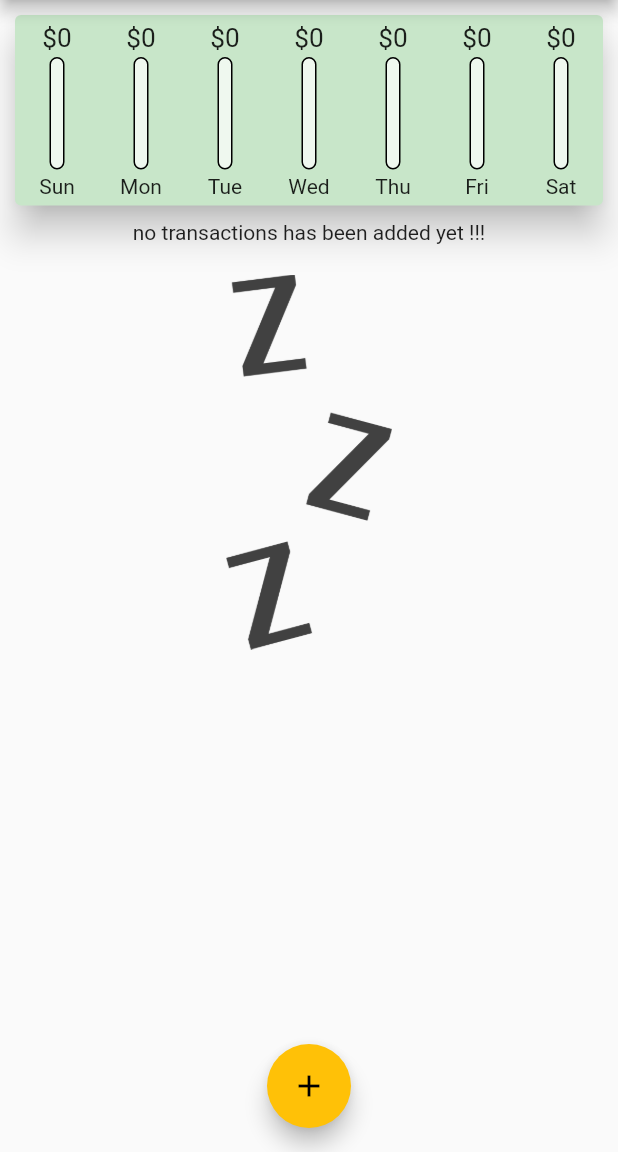
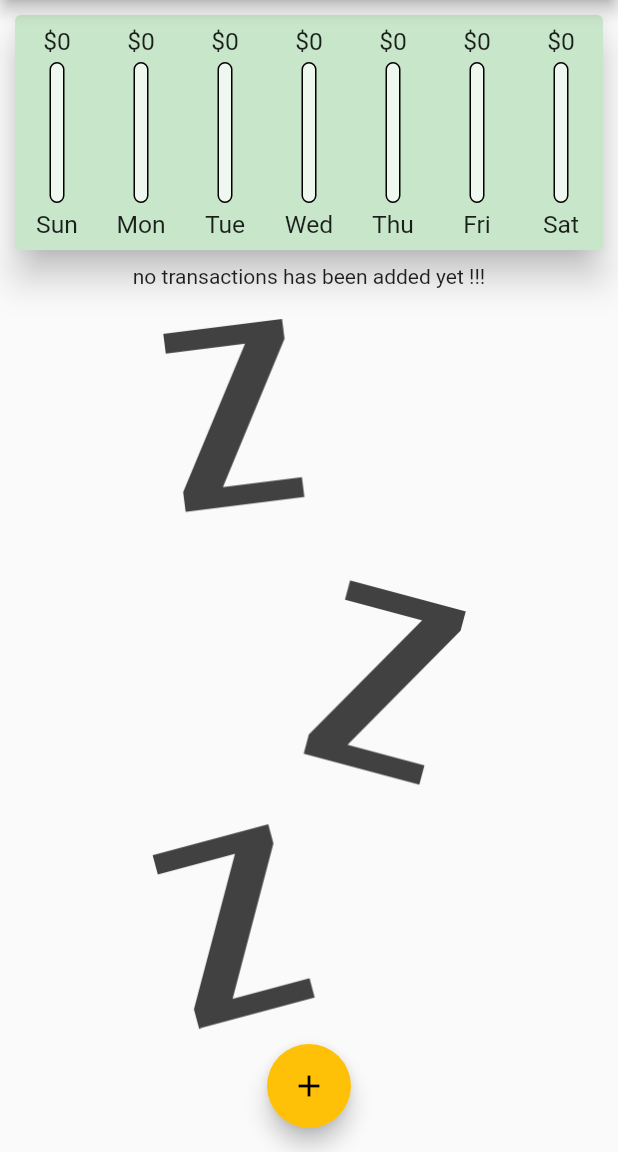
Before and after one commit to Mohammadhsmhs/expense_manager, a Flutter app: the screen it shows after launch, on a phone screen of 412 x 824 dp, the part 84-1236 px from its top. Run offline on Flutter 3.47's test engine with Material 2 defaults, Android fonts, the phone set to English and light mode, and no system bars.

Commit message:
sizes are more dynamic and orientation is included

```diff
--- a/lib/main.dart
+++ b/lib/main.dart
@@ -1,3 +1,5 @@
+import 'package:flutter/services.dart';
+
 import './widgets/chart.dart';
 import './widgets/new_transaction.dart';
 import './widgets/transactions_list.dart';
@@ -6,6 +8,9 @@ import 'package:flutter/material.dart';
 import 'models/transaction.dart';
 
 void main() {
+  // WidgetsFlutterBinding.ensureInitialized();
+  // SystemChrome.setPreferredOrientations(
+  //     [DeviceOrientation.portraitDown, DeviceOrientation.portraitUp]);
   runApp(MyApp());
 }
 
@@ -43,6 +48,7 @@ class _MyHomePageState extends State<MyHomePage> {
     }).toList();
   }
 
+  var _showChart = true;
   void _newTransaction(String title, double price, DateTime date) {
     final tx = Transaction(
         id: DateTime.now().toString(), date: date, name: title, price: price);
@@ -61,24 +67,64 @@ class _MyHomePageState extends State<MyHomePage> {
 
   @override
   Widget build(BuildContext context) {
-    return Scaffold(
-      appBar: AppBar(
+    final isLandScape =
+        MediaQuery.of(context).orientation == Orientation.landscape;
+    final appBar = AppBar(
       title: Text("Expense Manager"),
       actions: [
         IconButton(
             onPressed: () => _startAddTransaction(context),
             icon: Icon(Icons.add))
       ],
-      ),
+    );
+    final txList = Container(
+      child: TransactionsList(_transactions, _deleteTransaction),
+      height: (MediaQuery.of(context).size.height -
+              appBar.preferredSize.height -
+              MediaQuery.of(context).padding.top) *
+          .77,
+    );
+    return Scaffold(
+      appBar: appBar,
       body: SingleChildScrollView(
         child: Column(
             //mainAxisAlignment: MainAxisAlignment.spaceAround,
             children: [
+              if (isLandScape)
+                Row(
+                  mainAxisAlignment: MainAxisAlignment.center,
+                  children: [
+                    Text("showChart"),
+                    Switch(
+                        value: _showChart,
+                        onChanged: (val) => {
+                              setState(() {
+                                _showChart = !_showChart;
+                              })
+                            }),
+                  ],
+                ),
+              if (isLandScape)
+                _showChart
+                    ? Container(
+                        height: (MediaQuery.of(context).size.height -
+                                appBar.preferredSize.height -
+                                MediaQuery.of(context).padding.top) *
+                            .7,
+                        width: double.infinity,
+                        child: Chart(_recentTransactions),
+                      )
+                    : txList,
+              if (!isLandScape)
                 Container(
+                  height: (MediaQuery.of(context).size.height -
+                          appBar.preferredSize.height -
+                          MediaQuery.of(context).padding.top) *
+                      .23,
                   width: double.infinity,
                   child: Chart(_recentTransactions),
                 ),
-              TransactionsList(_transactions, _deleteTransaction),
+              if (!isLandScape) txList,
             ]),
       ),
       floatingActionButton: FloatingActionButton(
--- a/lib/widgets/chart.dart
+++ b/lib/widgets/chart.dart
@@ -17,8 +17,7 @@ class Chart extends StatelessWidget {
             _recentTransactions[i].date.month == weekDay.month)
           totalSum += _recentTransactions[i].price;
       }
-      print(DateFormat.E().format(weekDay));
-      print(totalSum);
+
       return {"day": DateFormat.E().format(weekDay), "price": totalSum};
     }).reversed.toList();
   }
@@ -31,7 +30,6 @@ class Chart extends StatelessWidget {
 
   @override
   Widget build(BuildContext context) {
-    print(groupedTransactionValues);
     return Card(
       color: Theme.of(context).primaryColorLight,
       child: Row(
--- a/lib/widgets/chart_bar.dart
+++ b/lib/widgets/chart_bar.dart
@@ -9,25 +9,24 @@ class ChartBar extends StatelessWidget {
 
   @override
   Widget build(BuildContext context) {
+    return LayoutBuilder(builder: (ctx, constraints) {
       return Column(
         children: [
           SizedBox(
-          height: 5,
+            height: constraints.maxHeight * .05,
           ),
           Container(
-            height: 20,
-            child:
-                FittedBox(child: Text("\$${totalAmount.toStringAsFixed(0)}"))),
+              height: constraints.maxHeight * .12,
+              child: FittedBox(
+                  child: Text("\$${totalAmount.toStringAsFixed(0)}"))),
           Container(
-          margin: EdgeInsets.symmetric(vertical: 3),
-          height: 75,
+            margin: EdgeInsets.symmetric(vertical: constraints.maxHeight * .03),
+            height: constraints.maxHeight * .60,
             width: 10,
             child: Stack(
               alignment: Alignment.bottomCenter,
               children: [
                 Container(
-                height: 75,
-                width: 10,
                   decoration: BoxDecoration(
                     borderRadius: BorderRadius.circular(20),
                     border: Border.all(
@@ -48,11 +47,15 @@ class ChartBar extends StatelessWidget {
               ],
             ),
           ),
-        Text("$day"),
+          Container(
+            child: FittedBox(child: Text("$day")),
+            height: constraints.maxHeight * .12,
+          ),
           SizedBox(
-          height: 5,
+            height: constraints.maxHeight * .05,
           ),
         ],
       );
+    });
   }
 }
--- a/lib/widgets/transactions_list.dart
+++ b/lib/widgets/transactions_list.dart
@@ -8,23 +8,25 @@ class TransactionsList extends StatelessWidget {
   TransactionsList(this.transactions, this.deleteTx);
   @override
   Widget build(BuildContext context) {
-    return Container(
-        height: 580,
-        child: transactions.isEmpty
-            ? Column(
+    return transactions.isEmpty
+        ? LayoutBuilder(
+            builder: ((ctx, constraints) {
+              return Column(
                 children: [
                   Text("no transactions has been added yet !!!"),
                   SizedBox(
                     height: 20,
                   ),
                   Container(
-                    height: 250,
+                    height: constraints.maxHeight * .8,
                     child: Image.asset(
                       "assets/images/waiting.png",
                       fit: BoxFit.cover,
                     ),
                   )
                 ],
+              );
+            }),
           )
         : ListView.builder(
             itemBuilder: (ctx, index) {
@@ -49,8 +51,7 @@ class TransactionsList extends StatelessWidget {
                   ),
                   title: Text(
                     transactions[index].name,
-                        style: TextStyle(
-                            fontSize: 17, fontWeight: FontWeight.bold),
+                    style: TextStyle(fontSize: 17, fontWeight: FontWeight.bold),
                   ),
                   subtitle: Text(
                     DateFormat("yyyy  MMMM d  EEEE  h:mm a")
@@ -63,46 +64,11 @@ class TransactionsList extends StatelessWidget {
                     onPressed: () => deleteTx(transactions[index].id),
                   ),
                 ),
-                    // child: Row(
-                    // children: [
-                    // Container(
-                    //   margin: EdgeInsets.symmetric(
-                    //       horizontal: 20, vertical: 12),
-                    //   padding:
-                    //       EdgeInsets.symmetric(vertical: 8, horizontal: 12),
-                    //   decoration: BoxDecoration(
-                    //     border: Border.all(color: Colors.black, width: 2),
-                    //   ),
-                    //   child: Text(
-                    //     "\$${transactions[index].price.toStringAsFixed(2)}",
-                    //     style: TextStyle(
-                    //         color: Colors.red.shade900,
-                    //         fontSize: 20,
-                    //         fontWeight: FontWeight.w800),
-                    //   ),
-                    // ),
-                    //     Column(
-                    //       crossAxisAlignment: CrossAxisAlignment.start,
-                    //       children: [
-                    //         Text(
-                    //           transactions[index].name,
-                    //           style: TextStyle(
-                    //               fontSize: 17, fontWeight: FontWeight.bold),
-                    //         ),
-                    //         Text(
-                    //           DateFormat("yyyy  MMMM d  EEEE  h:m a")
-                    //               .format(transactions[index].date),
-                    //           style: TextStyle(color: Colors.grey),
-                    //         ),
-                    //       ],
-                    //     )
-                    //   ],
-                    // ),
                 elevation: 20,
                 margin: EdgeInsets.symmetric(vertical: 5, horizontal: 10),
               );
             },
             itemCount: transactions.length,
-              ));
+          );
   }
 }
```
Lines whose indentation alone changed are shown as unchanged.
